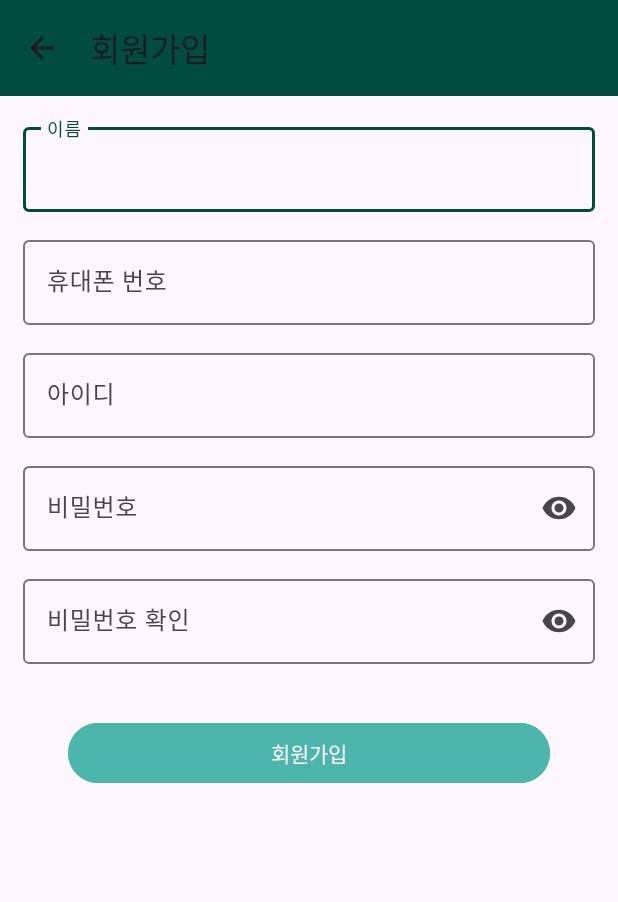
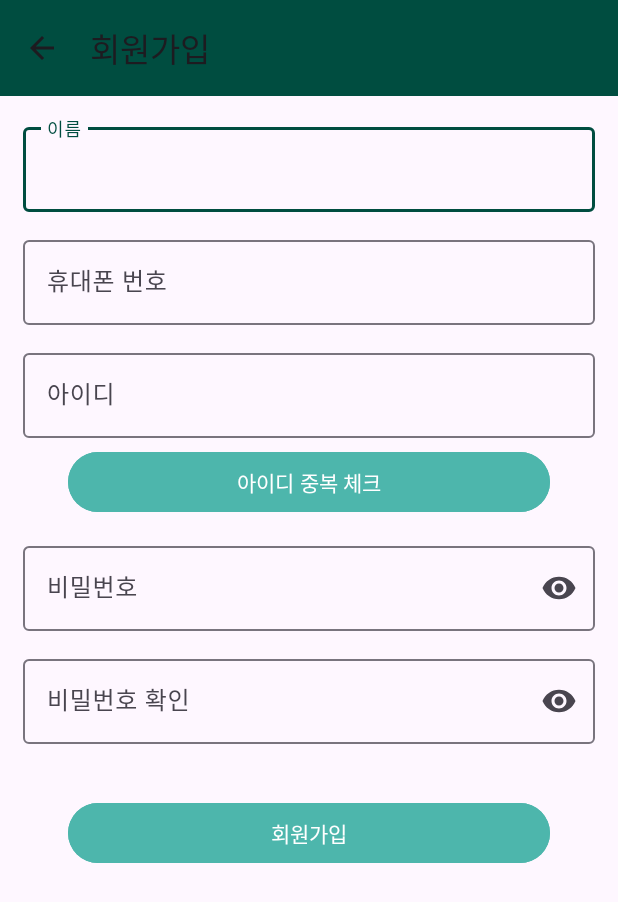
Before and after one commit to seongukHEO/UseMVVM, an Android app: the screen it shows after launch (MainActivity), after a tap on "회원가입", on a phone screen of 412 x 824 dp. Shown: the top 902 px of the screen. Run offline under Robolectric (Android 15) with nearby library versions, the phone set to English and light mode, and no system bars; our stand-ins replace data binding; 2 other taps on this screen came first.

Commit message:
feat : 아이디 중복 오류 구현 완료

```diff
--- a/app/src/main/java/kr/co/lion/android01/firstusemvvmproject/fragment/JoinFragment.kt
+++ b/app/src/main/java/kr/co/lion/android01/firstusemvvmproject/fragment/JoinFragment.kt
@@ -31,6 +31,12 @@ class JoinFragment : Fragment() {
 
     lateinit var joinViewModel: JoinViewModel
 
+    // 아이디 중복 확인 검사를 했는지..
+    // true면 아이디 중복 확인 검사를 완료한 것으로 취급한다.
+    var checkUserIdExist = false
+
+
+
 
     override fun onCreateView(
         inflater: LayoutInflater, container: ViewGroup?, savedInstanceState: Bundle?
@@ -47,6 +53,7 @@ class JoinFragment : Fragment() {
         settingToolBar()
         setEvent()
         setView()
+        checkId()
         return fragmentJoinBinding.root
     }
 
@@ -76,6 +83,7 @@ class JoinFragment : Fragment() {
         }
     }
 
+
     //화면 설정
     private fun setView() {
         fragmentJoinBinding.apply {
@@ -103,6 +111,10 @@ class JoinFragment : Fragment() {
             }
             textJoinPw.addTextChangedListener {
                 textJoinPwLayout.error = null
+            }
+            // 아이디 입력요소의 값을 변경하면 중복확인 여부 변수값을 false로 설정한다.
+            fragmentJoinBinding.textJoinId.addTextChangedListener {
+                checkUserIdExist = false
             }
         }
     }
@@ -171,6 +183,12 @@ class JoinFragment : Fragment() {
             val checkPw = joinViewModel!!.textJoinCheckPw.value!!
 
             //아이디는 중복 파이어 베이스를 이용한 중복 체크이므로 나중에!
+            if(checkUserIdExist == false){
+                mainActivity.showDialog("아이디 중복 확인", "아이디 중복 확인을 해주세요"){ dialogInterface: DialogInterface, i: Int ->
+                    mainActivity.showSoftInput(textJoinId, mainActivity)
+                }
+                return
+            }
 
             //비밀번호 특수문자 입력 받기
             val specialText = Pattern.compile("[!@#$%^&*)(+=.,;:]")
@@ -219,4 +237,29 @@ class JoinFragment : Fragment() {
             }
         }
     }
+
+    //아이디 중복 검사
+    private fun checkId() {
+        fragmentJoinBinding.apply {
+            buttonCheck.setOnClickListener {
+                viewLifecycleOwner.lifecycleScope.launch(Dispatchers.Main) {
+                    checkUserIdExist = UserDao.checkUserIdExist(joinViewModel?.textJoinId?.value!!)
+
+                    if (checkUserIdExist == false){
+                        joinViewModel?.textJoinId?.value = ""
+                        mainActivity.showDialog("아이디 중복 오류", "이미 사용중인 아이디 입니다\n다른 아이디를 선택해주세요"){ dialogInterface: DialogInterface, i: Int ->
+                            mainActivity.showSoftInput(textJoinId, mainActivity)
+                        }
+                    }else if (checkUserIdExist == true){
+                        mainActivity.showDialog("성공", "사용 가능한 아이디 입니다"){ dialogInterface: DialogInterface, i: Int ->
+                            mainActivity.hideSoftInput(mainActivity)
+
+                        }
+                    }
+                }
+            }
+        }
+    }
+
+
 }
--- a/app/src/main/res/layout/fragment_join.xml
+++ b/app/src/main/res/layout/fragment_join.xml
@@ -81,6 +81,16 @@
                         android:text="@={joinViewModel.textJoinId}" />
                 </com.google.android.material.textfield.TextInputLayout>
 
+                <Button
+                    android:id="@+id/buttonCheck"
+                    android:layout_width="match_parent"
+                    android:layout_height="wrap_content"
+                    android:layout_marginLeft="30dp"
+                    android:layout_marginTop="5dp"
+                    android:layout_marginRight="30dp"
+                    android:backgroundTint="@color/middleColor"
+                    android:text="아이디 중복 체크" />
+
                 <com.google.android.material.textfield.TextInputLayout
                     android:id="@+id/textJoinPwLayout"
                     android:layout_width="match_parent"
```
Also changed, not shown: app/src/main/java/kr/co/lion/android01/firstusemvvmproject/dao/UserDao.kt (+19 -0 lines).
